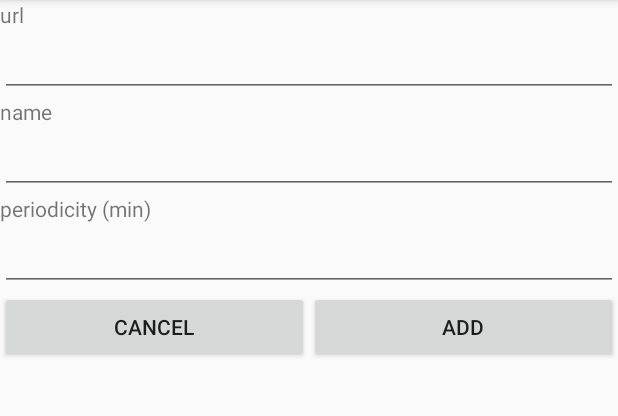
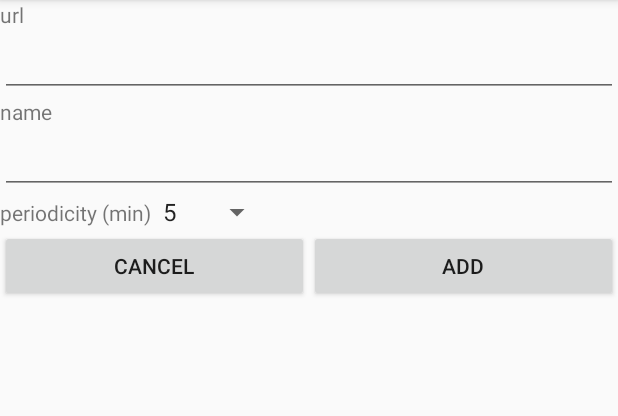
Before and after one commit to yegorf/market-observer-android, an Android app: the screen it shows after launch (MainActivity), after a tap on "ADD LINK", on a phone screen of 412 x 824 dp, the part 84-500 px from its top. Run offline under Robolectric (Android 15) with nearby library versions, the phone set to English and light mode, and no system bars; our stand-ins replace Dagger/Hilt's generated code; 2 statements that could not run were skipped.

Commit message:
add edit link screen

```diff
--- a/app/src/main/java/com/example/market_observer_android/presentation/fragment/AddLinkFragment.kt
+++ b/app/src/main/java/com/example/market_observer_android/presentation/fragment/AddLinkFragment.kt
@@ -1,10 +1,13 @@
 package com.example.market_observer_android.presentation.fragment
 
+import android.content.Context
 import android.os.Bundle
 import android.view.LayoutInflater
 import android.view.View
 import android.view.ViewGroup
+import android.widget.ArrayAdapter
 import android.widget.Toast
+import androidx.core.view.get
 import com.example.market_observer_android.R
 import com.example.market_observer_android.domain.model.Link
 import com.example.market_observer_android.presentation.navigation.FragmentNavigator
@@ -47,15 +50,41 @@ class AddLinkFragment : BaseFragment(), AddLinkView {
 
     override fun onViewCreated(view: View, savedInstanceState: Bundle?) {
         super.onViewCreated(view, savedInstanceState)
-        setOnClickListeners()
+        init()
+        val link = arguments?.getSerializable(LINK_ARG_KEY) as Link?
+        if (link != null) {
+            setEditData(link)
+        }
     }
 
-    private fun setOnClickListeners() {
+    private fun setEditData(link: Link) {
+        et_name.setText(link.name)
+        et_url.setText(link.url)
+
+        val selection = when(link.periodicity) {
+            5 -> 0
+            10 -> 1
+            15 -> 2
+            else -> 0
+        }
+        spinner_periodicity.setSelection(selection)
+    }
+
+    private fun init() {
+        val spinnerValues = arrayOf(5, 10, 15)
+        val adapter =
+            ArrayAdapter<Int>(
+                context as Context,
+                android.R.layout.simple_spinner_item,
+                spinnerValues
+            )
+        spinner_periodicity.adapter = adapter
+
         btn_add_link.setOnClickListener {
             try {
                 val name = et_name.text.toString()
                 val url = et_url.text.toString()
-                val periodicity = et_periodicity.text.toString().toInt()
+                val periodicity = spinner_periodicity.selectedItem as Int
 
                 presenter.addLink(url, name, periodicity)
             } catch (e: Exception) {
--- a/app/src/main/java/com/example/market_observer_android/presentation/fragment/ResultsFragment.kt
+++ b/app/src/main/java/com/example/market_observer_android/presentation/fragment/ResultsFragment.kt
@@ -45,8 +45,7 @@ class ResultsFragment : BaseFragment() {
         tv_url.text = link.url
 
         btn_edit.setOnClickListener {
-            //todo replace with edit link screen
-            FragmentNavigator(activity!!.supportFragmentManager).openFragment(FragmentNavigator.SCREEN_ADD_LINK)
+            FragmentNavigator(activity!!.supportFragmentManager).openEditLink(link)
         }
 
         if (results.isEmpty()) {
--- a/app/src/main/java/com/example/market_observer_android/presentation/navigation/FragmentNavigator.kt
+++ b/app/src/main/java/com/example/market_observer_android/presentation/navigation/FragmentNavigator.kt
@@ -30,6 +30,12 @@ class FragmentNavigator(private val fragmentManager: androidx.fragment.app.Fragm
         val fragment = ResultsFragment.newInstance(link)
         open(fragment, SCREEN_LINK_RESULTS)
         currentScreen = SCREEN_LINK_RESULTS
+    }
+
+    fun openEditLink(link: Link) {
+        val fragment = AddLinkFragment.newInstance(link)
+        open(fragment, SCREEN_ADD_LINK)
+        currentScreen = SCREEN_ADD_LINK
     }
 
     fun openFragment(screenName: String) {
--- a/app/src/main/res/layout/fragment_add_link.xml
+++ b/app/src/main/res/layout/fragment_add_link.xml
@@ -23,15 +23,21 @@
         android:layout_width="match_parent"
         android:layout_height="wrap_content"/>
 
-    <TextView
+    <LinearLayout
         android:layout_width="match_parent"
-        android:layout_height="wrap_content"
-        android:text="periodicity (min)"/>
+        android:layout_height="wrap_content">
 
-    <EditText
-        android:id="@+id/et_periodicity"
-        android:layout_width="match_parent"
-        android:layout_height="wrap_content"/>
+        <TextView
+            android:layout_width="wrap_content"
+            android:layout_height="wrap_content"
+            android:text="periodicity (min)"/>
+
+        <Spinner
+            android:id="@+id/spinner_periodicity"
+            android:layout_width="wrap_content"
+            android:layout_height="wrap_content" />
+
+    </LinearLayout>
 
     <LinearLayout
         android:layout_width="match_parent"
```
